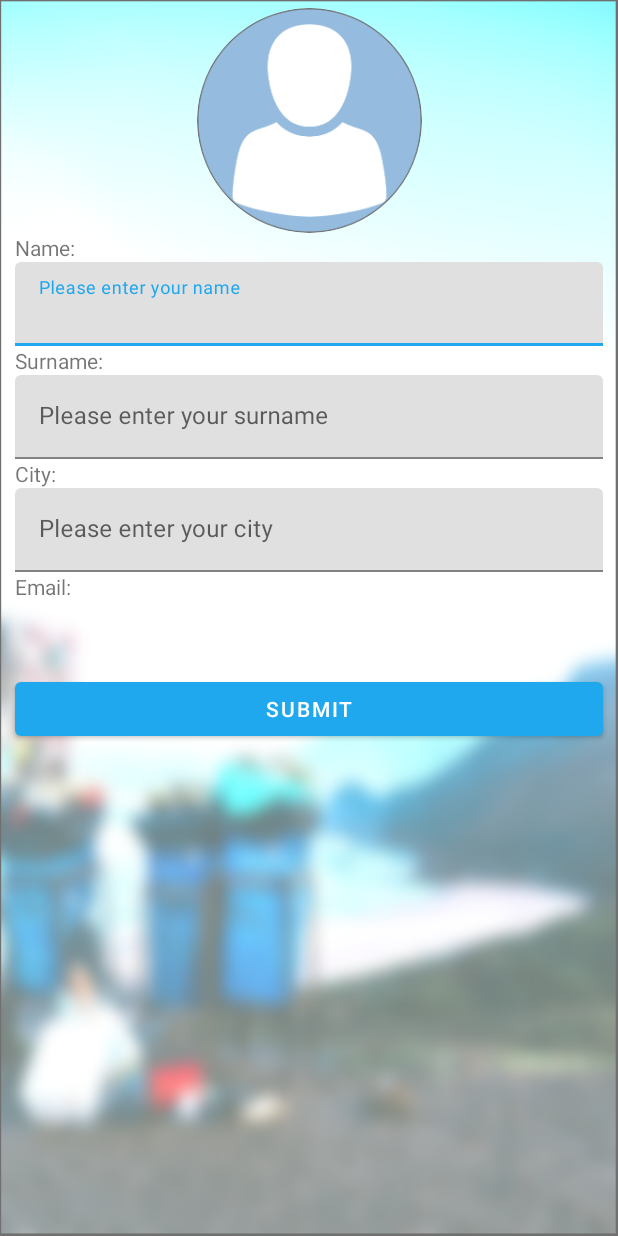
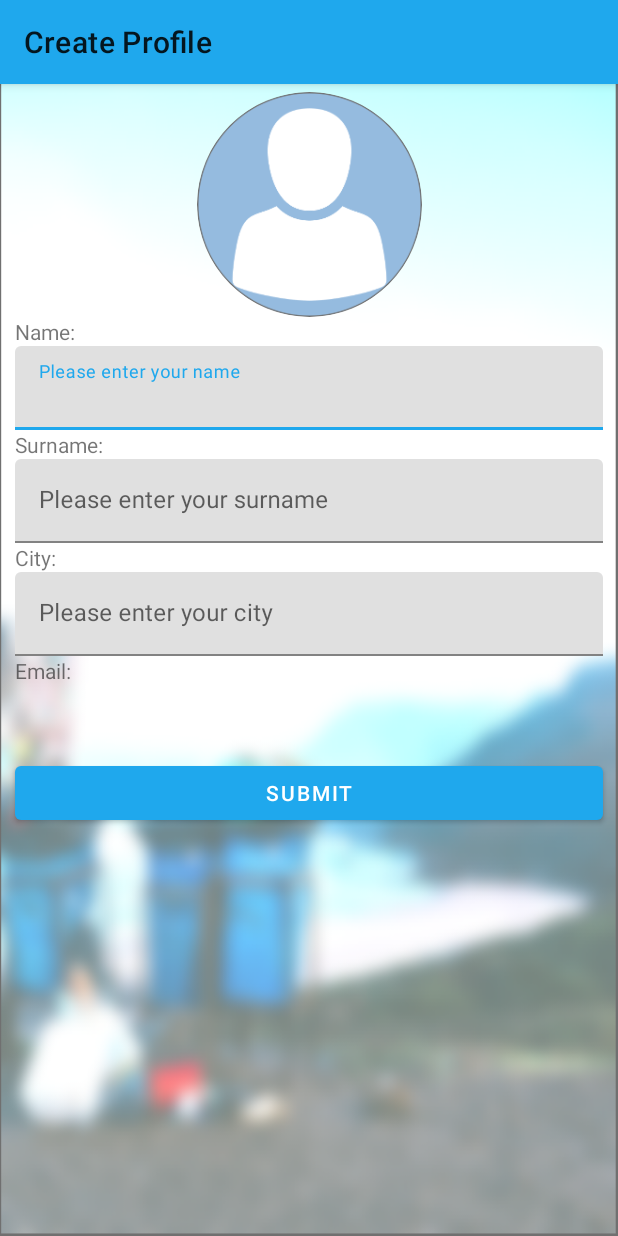
Before and after one commit to iuliia9/swaphub, an Android app: the EditUserProfile screen opened directly, with no data from a screen before it, on a phone screen of 412 x 824 dp. Run offline under Robolectric (Android 15) with nearby library versions, the phone set to English and light mode, and no system bars; our stand-ins replace CircleImageView, Firebase (no records; nobody signed in at launch, a user with empty details on screens opened directly); Roboto replaces fonts that are not available here.

Commit message:
full backup

```diff
--- a/app/src/main/java/brighton/ac/uk/ic257/swaphub/CreateFragment.java
+++ b/app/src/main/java/brighton/ac/uk/ic257/swaphub/CreateFragment.java
@@ -300,7 +300,6 @@ public class CreateFragment extends Fragment implements  EasyPermissions.Permiss
                     if (!task.isSuccessful()) {
                         throw task.getException();
                     }
-                    Toast.makeText(getActivity(), "success: ", Toast.LENGTH_SHORT).show();
                     return fileRef.getDownloadUrl();
                 }
             }).addOnCompleteListener(new OnCompleteListener<Uri>() {
--- a/app/src/main/java/brighton/ac/uk/ic257/swaphub/EditUserProfile.java
+++ b/app/src/main/java/brighton/ac/uk/ic257/swaphub/EditUserProfile.java
@@ -13,6 +13,8 @@ import android.widget.TextView;
 import android.widget.Toast;
 import androidx.annotation.NonNull;
 import androidx.appcompat.app.AppCompatActivity;
+import androidx.appcompat.widget.Toolbar;
+
 import com.google.android.gms.tasks.OnFailureListener;
 import com.google.android.gms.tasks.OnSuccessListener;
 import com.google.firebase.auth.FirebaseAuth;
@@ -58,6 +60,10 @@ public class EditUserProfile extends AppCompatActivity implements View.OnClickLi
     protected void onCreate(Bundle savedInstanceState) {
         super.onCreate(savedInstanceState);
         setContentView(R.layout.activity_create_profile);
+        // add a toolbar
+        Toolbar myToolbar = findViewById(R.id.my_toolbar3);
+        setSupportActionBar(myToolbar);
+        getSupportActionBar().setTitle("Create Profile");
         firebaseAuth = FirebaseAuth.getInstance();
 
         if (firebaseAuth.getCurrentUser() == null) {
--- a/app/src/main/java/brighton/ac/uk/ic257/swaphub/HomeFragment.java
+++ b/app/src/main/java/brighton/ac/uk/ic257/swaphub/HomeFragment.java
@@ -201,6 +201,7 @@ public class HomeFragment extends Fragment {
                 firebaseStorage = FirebaseStorage.getInstance();
                 StorageReference storageReference = firebaseStorage.getReference("Avatars");
 
+
                 storageReference.child(model.getUid()).getDownloadUrl().addOnSuccessListener(new OnSuccessListener<Uri>() {
                     @Override
                     public void onSuccess(Uri uri) {
--- /dev/null
+++ b/app/src/main/res/drawable/message_receive.xml
@@ -0,0 +1,5 @@
+<?xml version="1.0" encoding="utf-8"?>
+<shape xmlns:android="http://schemas.android.com/apk/res/android">
+<solid android:color="#FFFFFF"/>
+    <corners android:radius="20dp"/>
+</shape>
--- /dev/null
+++ b/app/src/main/res/drawable/message_send.xml
@@ -0,0 +1,5 @@
+<?xml version="1.0" encoding="utf-8"?>
+<shape xmlns:android="http://schemas.android.com/apk/res/android">
+    <solid android:color="#52CBFFB3"/>
+    <corners android:radius="20dp"/>
+</shape>
--- a/app/src/main/res/layout/activity_create_profile.xml
+++ b/app/src/main/res/layout/activity_create_profile.xml
@@ -10,6 +10,19 @@
     <androidx.constraintlayout.widget.ConstraintLayout
         android:layout_width="match_parent"
         android:layout_height="wrap_content">
+        <androidx.appcompat.widget.Toolbar
+            android:id="@+id/my_toolbar3"
+            android:layout_width="match_parent"
+            android:layout_height="?attr/actionBarSize"
+            android:minHeight="?attr/actionBarSize"
+            android:background="?attr/colorPrimary"
+            android:elevation="4dp"
+            android:theme="@style/ThemeOverlay.AppCompat.ActionBar"
+            app:popupTheme="@style/ThemeOverlay.AppCompat.Light"
+            app:layout_constraintEnd_toEndOf="parent"
+            app:layout_constraintStart_toStartOf="parent"
+            app:layout_constraintTop_toTopOf="parent"
+            />
 
         <de.hdodenhof.circleimageview.CircleImageView
             android:id="@+id/profile"
@@ -20,7 +33,7 @@
             android:src="@drawable/avatar"
             app:layout_constraintEnd_toEndOf="parent"
             app:layout_constraintStart_toStartOf="parent"
-            app:layout_constraintTop_toTopOf="parent" />
+            app:layout_constraintTop_toBottomOf="@+id/my_toolbar3" />
         <TextView
             android:id="@+id/TextViewName"
             android:layout_width="match_parent"
```
Also changed, not shown: app/src/main/res/drawable-anydpi/ic_send.xml (added, +11 -0 lines), app/src/main/res/layout/fragment_create.xml (+5 -7 lines), app/src/main/res/drawable-hdpi/ic_send.png (added), app/src/main/res/drawable-mdpi/ic_send.png (added), app/src/main/res/drawable-xhdpi/ic_send.png (added), app/src/main/res/drawable-xxhdpi/ic_send.png (added).
